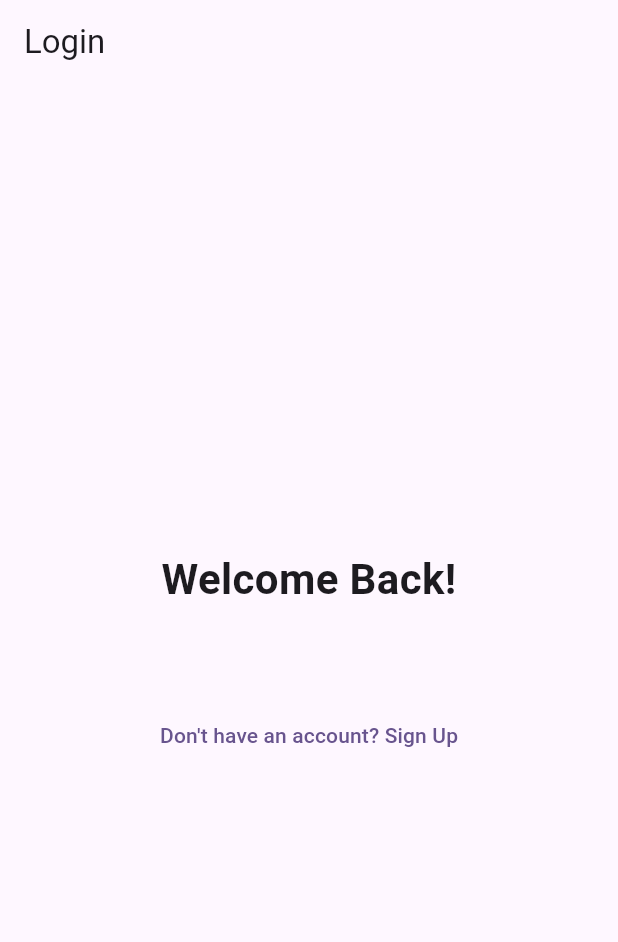
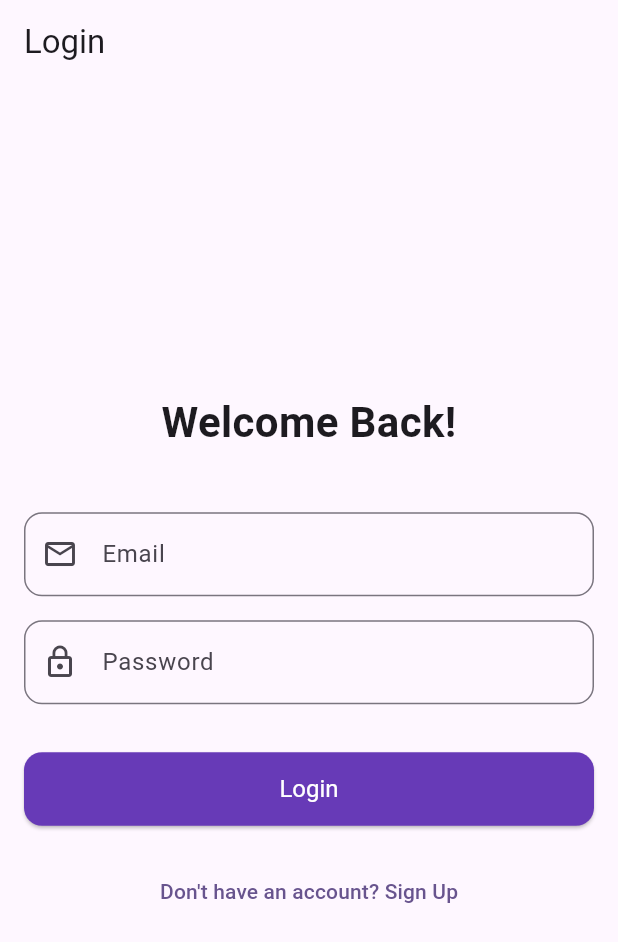
Before and after one commit to faheemnaveed07/collab_zone, a Flutter app: the screen it shows after launch, on a phone screen of 412 x 824 dp. Shown: the top 942 px of the screen. Run offline on Flutter 3.47's test engine with Material 3 defaults, Android fonts, the phone set to English and light mode, and no system bars.

Commit message:
login file is created by faheem

```diff
--- a/lib/screens/login_screen.dart
+++ b/lib/screens/login_screen.dart
@@ -27,8 +27,44 @@ class LoginScreen extends StatelessWidget {
             const SizedBox(height: 40),
 
             // --- TASK FOR DEVELOPER 1 (Aap ka kaam) ---
-            // TODO: Yahan par Email aur Password ke liye 2 `TextField` widgets add karein.
-            // TODO: Ek `ElevatedButton` (Login button) add karein.
+            // Email TextField
+            TextField(
+              decoration: InputDecoration(
+                labelText: 'Email',
+                prefixIcon: const Icon(Icons.email_outlined),
+                border: OutlineInputBorder(
+                  borderRadius: BorderRadius.circular(12),
+                ),
+              ),
+              keyboardType: TextInputType.emailAddress,
+            ),
+            const SizedBox(height: 16),
+
+            // Password TextField
+            TextField(
+              obscureText: true, // Password ko chupane ke liye
+              decoration: InputDecoration(
+                labelText: 'Password',
+                prefixIcon: const Icon(Icons.lock_outline),
+                border: OutlineInputBorder(
+                  borderRadius: BorderRadius.circular(12),
+                ),
+              ),
+            ),
+            const SizedBox(height: 32),
+
+            // Login Button
+            ElevatedButton(
+              style: ElevatedButton.styleFrom(
+                shape: RoundedRectangleBorder(
+                  borderRadius: BorderRadius.circular(12),
+                ),
+              ),
+              onPressed: () {
+                // TODO: Yahan login logic likha jayega
+              },
+              child: const Text('Login'),
+            ),
             const SizedBox(height: 20),
             TextButton(
               onPressed: () {
```
